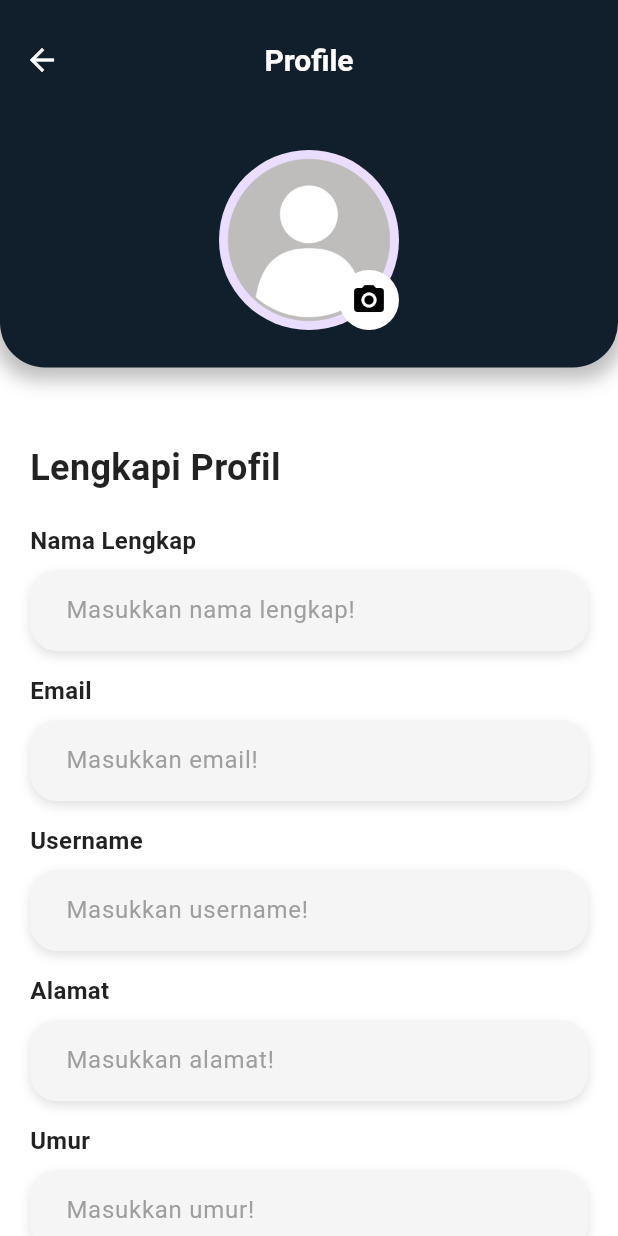
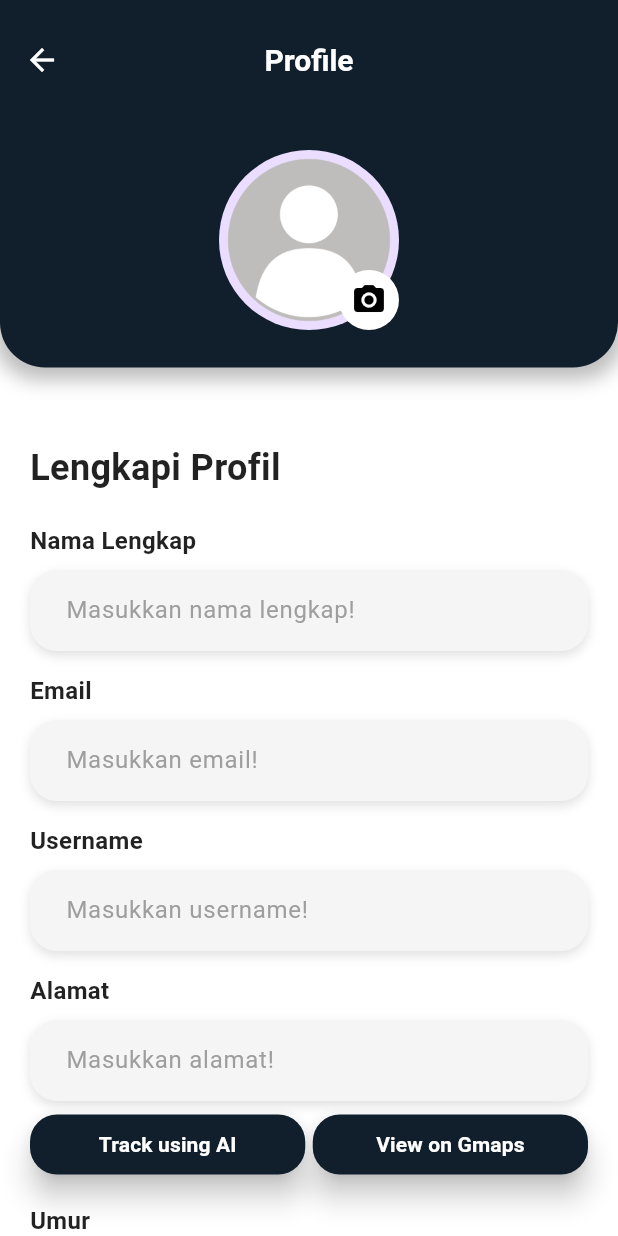
Before and after one commit to HaidarYusuf-001/MobileModul5, a Flutter app: the ProfileView screen opened by its route, on a phone screen of 412 x 824 dp. Run offline on Flutter 3.47's test engine with Material 3 defaults, Android fonts, the phone set to English and light mode, and no system bars; our stand-ins replace audioplayers, cloud_firestore, firebase_auth, firebase_core, firebase_messaging, flutter_local_notifications and 7 more; accounts and stored records are empty; network calls fail.

Commit message:
Menambahkan perubahan dan file baru

```diff
--- a/lib/app/modules/profile/views/profile_view.dart
+++ b/lib/app/modules/profile/views/profile_view.dart
@@ -220,55 +220,66 @@ class _ProfileViewState extends State<ProfileView> {
           buildTextField(label: 'Username', hint: 'Masukkan username!'),
           const SizedBox(height: 15),
           buildTextField(label: 'Alamat', hint: 'Masukkan alamat!', controller: _alamatController),
-          const SizedBox(height: 15),
-          buildTextField(label: 'Umur', hint: 'Masukkan umur!'),
-          const SizedBox(height: 15),
-          buildTextField(label: 'Institusi', hint: 'Masukkan institusi!'),
-          const SizedBox(height: 30),
-
+          const SizedBox(height: 5),
           // Cari Lokasi Saya button
-          ElevatedButton(
+          Row(
+            children: [
+              Expanded(
+                child: ElevatedButton(
                   onPressed: _openLocationPage,
                   style: ElevatedButton.styleFrom(
                     backgroundColor: const Color(0xFF111F2C),
-              padding: const EdgeInsets.symmetric(horizontal: 50, vertical: 16),
+                    padding: const EdgeInsets.symmetric(horizontal: 20, vertical: 10),
                     shape: RoundedRectangleBorder(
                       borderRadius: BorderRadius.circular(18),
                     ),
                     elevation: 8,
                   ),
                   child: const Text(
-              'Cari Lokasi Saya',
+                    'Track using AI',
                     style: TextStyle(
                       color: Colors.white,
                       fontWeight: FontWeight.bold,
-                fontSize: 18,
+                      fontSize: 14,
                     ),
                   ),
                 ),
-
-          const SizedBox(height: 15),
-
-          // Tampilkan Lokasi Saya button
-          ElevatedButton(
+              ),
+              const SizedBox(width: 5),
+              Expanded(
+                child: ElevatedButton(
                   onPressed: _openGoogleMaps,
                   style: ElevatedButton.styleFrom(
                     backgroundColor: const Color(0xFF111F2C),
-              padding: const EdgeInsets.symmetric(horizontal: 50, vertical: 16),
+                    padding: const EdgeInsets.symmetric(horizontal: 20, vertical: 10),
                     shape: RoundedRectangleBorder(
                       borderRadius: BorderRadius.circular(18),
                     ),
                     elevation: 8,
                   ),
                   child: const Text(
-              'Tampilkan Lokasi Saya',
+                    'View on Gmaps',
                     style: TextStyle(
                       color: Colors.white,
                       fontWeight: FontWeight.bold,
-                fontSize: 18,
+                      fontSize: 14,
                     ),
                   ),
                 ),
+              ),
+            ],
+          )
+,
+
+          const SizedBox(height: 15),
+
+
+          buildTextField(label: 'Umur', hint: 'Masukkan umur!'),
+          const SizedBox(height: 15),
+          buildTextField(label: 'Institusi', hint: 'Masukkan institusi!'),
+          const SizedBox(height: 30),
+
+
 
           const SizedBox(height: 30),
 
```
Also changed, not shown: lib/app/modules/profile/views/background.dart (added, +24 -0 lines), lib/app/modules/profile/views/location_page.dart (+117 -11 lines), assets/images/kucingbingung.png (added). Lines whose indentation alone changed are shown as unchanged.
